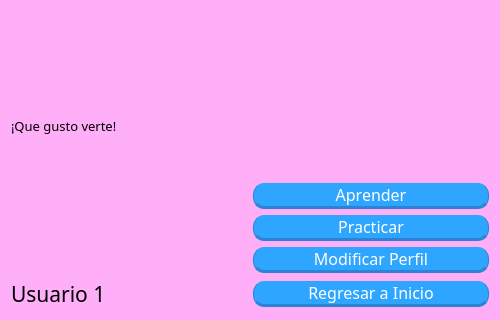
lulacuna16/TT-2021-A004, file IG2.ui: the form before one commit.
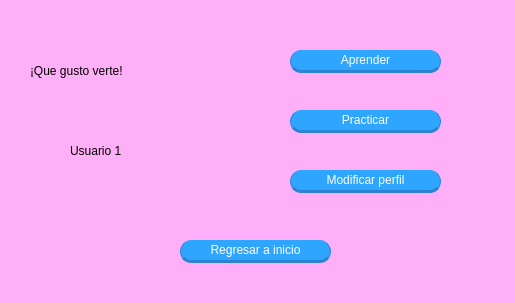
The form after the commit.

Commit message: Corrigiendo diseño en IG2

```diff
--- a/IG2.ui
+++ b/IG2.ui
@@ -6,16 +6,10 @@
    <rect>
     <x>0</x>
     <y>0</y>
-    <width>500</width>
-    <height>320</height>
+    <width>515</width>
+    <height>303</height>
    </rect>
   </property>
-  <property name="font">
-   <font>
-    <family>Croissant One</family>
-    <pointsize>10</pointsize>
-   </font>
-  </property>
   <property name="windowTitle">
    <string>Form</string>
   </property>
@@ -25,20 +19,49 @@
 }
 </string>
   </property>
-  <layout class="QGridLayout" name="gridLayout">
-   <item row="3" column="3">
-    <widget class="QPushButton" name="botonAprender">
-     <property name="font">
-      <font>
-       <family>Segoe Print</family>
-       <pointsize>12</pointsize>
-       <weight>50</weight>
-       <italic>false</italic>
-       <bold>false</bold>
-      </font>
-     </property>
-     <property name="styleSheet">
-      <string notr="true">QPushButton{
+  <widget class="QLabel" name="labelBienvenida">
+   <property name="geometry">
+    <rect>
+     <x>30</x>
+     <y>50</y>
+     <width>191</width>
+     <height>41</height>
+    </rect>
+   </property>
+   <property name="styleSheet">
+    <string notr="true">font: 16pt &quot;Segoe Print&quot;;</string>
+   </property>
+   <property name="text">
+    <string>¡Que gusto verte!</string>
+   </property>
+  </widget>
+  <widget class="QLabel" name="labelNombreUsuario">
+   <property name="geometry">
+    <rect>
+     <x>70</x>
+     <y>120</y>
+     <width>111</width>
+     <height>61</height>
+    </rect>
+   </property>
+   <property name="styleSheet">
+    <string notr="true">font: 16pt &quot;Segoe Print&quot;;</string>
+   </property>
+   <property name="text">
+    <string>Usuario 1</string>
+   </property>
+  </widget>
+  <widget class="QPushButton" name="botonPracticar">
+   <property name="geometry">
+    <rect>
+     <x>290</x>
+     <y>110</y>
+     <width>151</width>
+     <height>23</height>
+    </rect>
+   </property>
+   <property name="styleSheet">
+    <string notr="true">QPushButton{
 color: rgb(255, 255, 255);
 	background-color: rgb(46, 165, 255);
 	font: 12pt &quot;Segoe Print&quot;;
@@ -61,25 +84,22 @@
 	border-top: 3px solid rgb(44, 131, 212);
 	border-bottomr: none;
 }</string>
-     </property>
-     <property name="text">
-      <string>Aprender</string>
-     </property>
-    </widget>
-   </item>
-   <item row="7" column="3">
-    <widget class="QPushButton" name="botonRegresarInicio">
-     <property name="font">
-      <font>
-       <family>Segoe Print</family>
-       <pointsize>12</pointsize>
-       <weight>50</weight>
-       <italic>false</italic>
-       <bold>false</bold>
-      </font>
-     </property>
-     <property name="styleSheet">
-      <string notr="true">QPushButton{
+   </property>
+   <property name="text">
+    <string>Practicar</string>
+   </property>
+  </widget>
+  <widget class="QPushButton" name="botonAprender">
+   <property name="geometry">
+    <rect>
+     <x>290</x>
+     <y>50</y>
+     <width>151</width>
+     <height>23</height>
+    </rect>
+   </property>
+   <property name="styleSheet">
+    <string notr="true">QPushButton{
 color: rgb(255, 255, 255);
 	background-color: rgb(46, 165, 255);
 	font: 12pt &quot;Segoe Print&quot;;
@@ -101,63 +121,23 @@
 	border-right: 1px solid rgb(44, 131, 212);
 	border-top: 3px solid rgb(44, 131, 212);
 	border-bottomr: none;
-}
-</string>
-     </property>
-     <property name="text">
-      <string>Regresar a Inicio</string>
-     </property>
-    </widget>
-   </item>
-   <item row="7" column="0">
-    <widget class="QLabel" name="labelNombreUsuario">
-     <property name="font">
-      <font>
-       <family>Segoe Print</family>
-       <pointsize>16</pointsize>
-       <weight>50</weight>
-       <italic>false</italic>
-       <bold>false</bold>
-      </font>
-     </property>
-     <property name="styleSheet">
-      <string notr="true">font: 16pt &quot;Segoe Print&quot;;
-color: rgb(0, 0, 0);</string>
-     </property>
-     <property name="text">
-      <string>Usuario 1</string>
-     </property>
-     <property name="margin">
-      <number>50</number>
-     </property>
-    </widget>
-   </item>
-   <item row="2" column="0" rowspan="3">
-    <widget class="QLabel" name="labelBienvenida">
-     <property name="styleSheet">
-      <string notr="true">font: 16pt &quot;Segoe Print&quot;;</string>
-     </property>
-     <property name="text">
-      <string>¡Que gusto verte!</string>
-     </property>
-     <property name="margin">
-      <number>25</number>
-     </property>
-    </widget>
-   </item>
-   <item row="6" column="3">
-    <widget class="QPushButton" name="botonModificarPerfil">
-     <property name="font">
-      <font>
-       <family>Segoe Print</family>
-       <pointsize>12</pointsize>
-       <weight>50</weight>
-       <italic>false</italic>
-       <bold>false</bold>
-      </font>
-     </property>
-     <property name="styleSheet">
-      <string notr="true">QPushButton{
+}</string>
+   </property>
+   <property name="text">
+    <string>Aprender</string>
+   </property>
+  </widget>
+  <widget class="QPushButton" name="botonModificarPerfil">
+   <property name="geometry">
+    <rect>
+     <x>290</x>
+     <y>170</y>
+     <width>151</width>
+     <height>23</height>
+    </rect>
+   </property>
+   <property name="styleSheet">
+    <string notr="true">QPushButton{
 color: rgb(255, 255, 255);
 	background-color: rgb(46, 165, 255);
 	font: 12pt &quot;Segoe Print&quot;;
@@ -180,25 +160,22 @@
 	border-top: 3px solid rgb(44, 131, 212);
 	border-bottomr: none;
 }</string>
-     </property>
-     <property name="text">
-      <string>Modificar Perfil</string>
-     </property>
-    </widget>
-   </item>
-   <item row="4" column="3">
-    <widget class="QPushButton" name="botonPracticar">
-     <property name="font">
-      <font>
-       <family>Segoe Print</family>
-       <pointsize>12</pointsize>
-       <weight>50</weight>
-       <italic>false</italic>
-       <bold>false</bold>
-      </font>
-     </property>
-     <property name="styleSheet">
-      <string notr="true">QPushButton{
+   </property>
+   <property name="text">
+    <string>Modificar perfil</string>
+   </property>
+  </widget>
+  <widget class="QPushButton" name="botonRegresarInicio">
+   <property name="geometry">
+    <rect>
+     <x>180</x>
+     <y>240</y>
+     <width>151</width>
+     <height>23</height>
+    </rect>
+   </property>
+   <property name="styleSheet">
+    <string notr="true">QPushButton{
 color: rgb(255, 255, 255);
 	background-color: rgb(46, 165, 255);
 	font: 12pt &quot;Segoe Print&quot;;
@@ -221,13 +198,11 @@
 	border-top: 3px solid rgb(44, 131, 212);
 	border-bottomr: none;
 }</string>
-     </property>
-     <property name="text">
-      <string>Practicar</string>
-     </property>
-    </widget>
-   </item>
-  </layout>
+   </property>
+   <property name="text">
+    <string>Regresar a inicio</string>
+   </property>
+  </widget>
  </widget>
  <resources/>
  <connections/>
```
Left out of the diff: 3 changed lines with no effect on the pictures. The commit also changes 2 other files.
